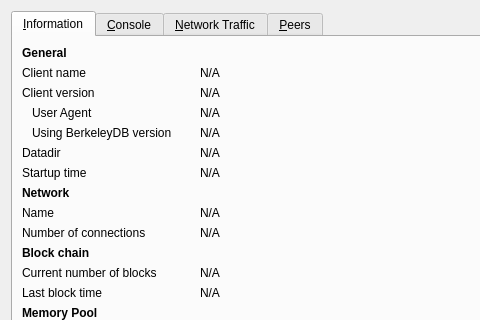
Above: src/qt/forms/debugwindow.ui from tlc2/bitcredit-2.0-client before the change; both pictures show x 0 to 480 and y 0 to 320 of the 740 by 460 pixel window. Below: the same form after it.
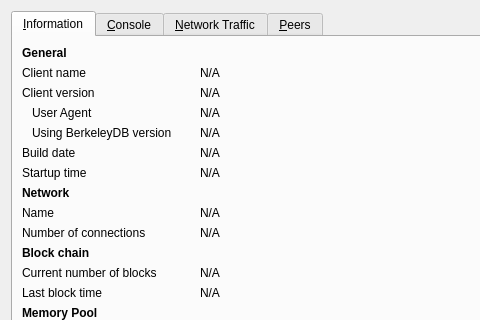
That is the form after the change. Icons and pictures are not drawn. Custom widgets are drawn as their Qt base class.

Diff of the .ui file:
```diff
--- a/src/qt/forms/debugwindow.ui
+++ b/src/qt/forms/debugwindow.ui
@@ -141,7 +141,7 @@
        <item row="5" column="0">
         <widget class="QLabel" name="label_12">
          <property name="text">
-          <string>Datadir</string>
+          <string>Build date</string>
          </property>
         </widget>
        </item>
```
Left out of the diff: 5 changed lines with no effect on the pictures.
